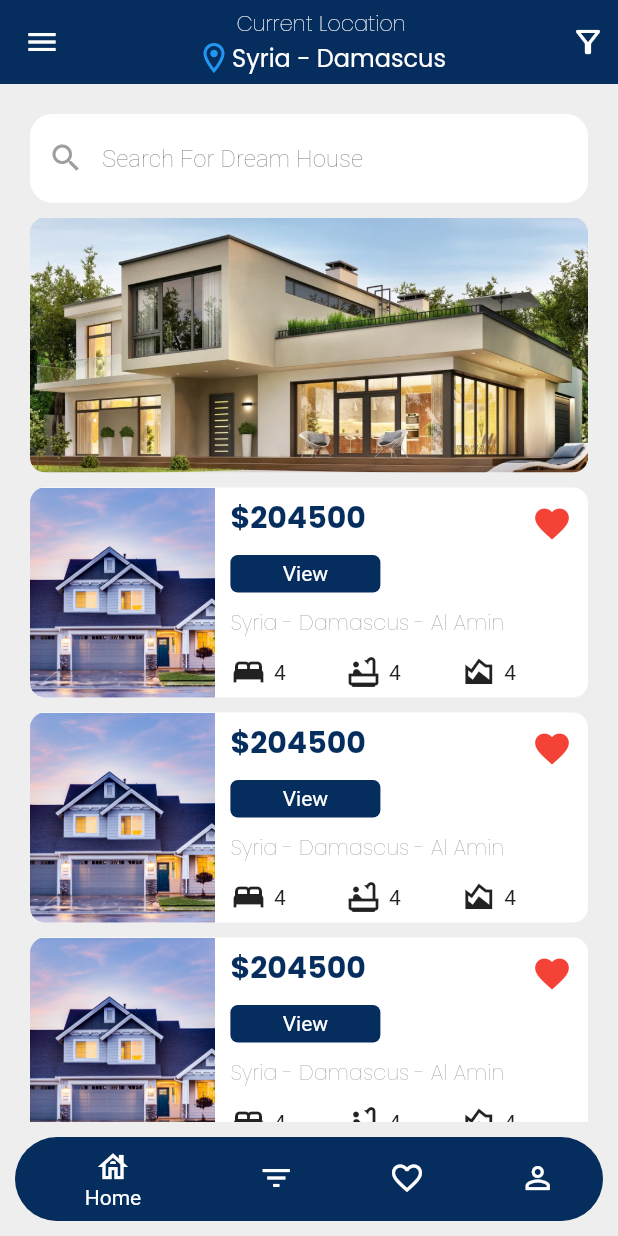
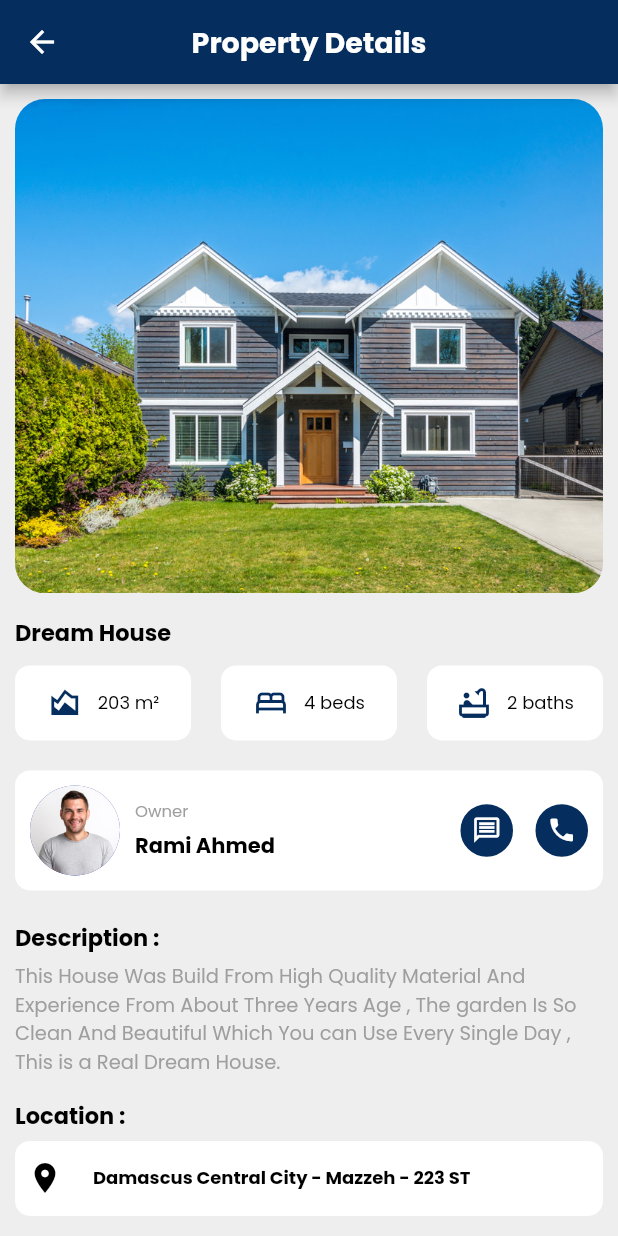
Before and after one commit to NaelEbrahim/property_Flutter_repo, a Flutter app: the screen it shows after launch, on a phone screen of 412 x 824 dp. Run offline on Flutter 3.47's test engine with Material 2 defaults, Android fonts, the phone set to English and light mode, and no system bars; drawn by our look-alikes of carousel_slider; our stand-ins replace cloud_firestore, conditional_builder_null_safety, dio, dropdown_button2, firebase_core, flutter_bloc and 2 more; missing offline and left inert: syncfusion_flutter_core; accounts and stored records are empty.

Commit message:
Finish Property_Details Screen

```diff
--- a/lib/Modules/Favourite_Screen.dart
+++ b/lib/Modules/Favourite_Screen.dart
@@ -8,18 +8,18 @@ class Favourite_Screen extends StatelessWidget {
 
   @override
   Widget build(BuildContext context) {
-    return Container(
-        padding: const EdgeInsets.all(20.0),
-        child: SingleChildScrollView(
+    return SingleChildScrollView(
       scrollDirection: Axis.vertical,
       physics: const BouncingScrollPhysics(),
+      child: Padding(
+        padding: const EdgeInsets.all(20.0),
         child: Column(
           children: [
             ListView.separated(
               shrinkWrap: true,
                 physics: const NeverScrollableScrollPhysics(),
                 itemBuilder: (context, index) => card(25300,"Damascus",3,2,120,context),
-                  separatorBuilder: (context, index) => const SizedBox(height: 20.0),
+                separatorBuilder: (context, index) => const SizedBox(height: 10.0),
                 itemCount: 10
             ),
           ],
--- a/lib/Modules/Profile_Screen.dart
+++ b/lib/Modules/Profile_Screen.dart
@@ -1,3 +1,4 @@
+// ignore_for_file: camel_case_types, file_names
 import 'package:flutter/material.dart';
 import 'package:university_project_property_app/Shared/Components.dart';
 
--- /dev/null
+++ b/lib/Modules/Property_Details.dart
@@ -0,0 +1,211 @@
+// ignore_for_file: camel_case_types, file_names, non_constant_identifier_names
+import 'package:carousel_slider/carousel_slider.dart';
+import 'package:flutter/material.dart';
+import 'package:university_project_property_app/Shared/App_Bars.dart';
+import 'package:university_project_property_app/Shared/Components.dart';
+import 'package:university_project_property_app/Shared/Constant.dart';
+
+class RowComponent {
+  late String text ;
+  late IconData icon ;
+  RowComponent(this.text, this.icon);
+}
+
+List <RowComponent> rowItem = [
+  RowComponent('203 m\u00B2', Icons.area_chart_outlined),
+  RowComponent('4 beds', Icons.bed_outlined),
+  RowComponent('2 baths', Icons.bathtub_outlined),
+];
+
+class Property_Details extends StatelessWidget {
+  const Property_Details({Key? key}) : super(key: key);
+
+  @override
+  Widget build(BuildContext context) {
+    return Scaffold(
+      backgroundColor: ScaffoldColor,
+      appBar: Property_Details_AppBar(),
+      body: SingleChildScrollView(
+        child: Container(
+          padding: const EdgeInsets.all(10.0),
+          child: Column(
+            crossAxisAlignment: CrossAxisAlignment.start,
+            children: [
+               ClipRRect(
+                 borderRadius: BorderRadius.circular(20.0),
+                 child: CarouselSlider(
+                   items: [Image.asset(
+                     width: MediaQuery.of(context).size.width,
+                     'images/3.jpg',
+                     fit: BoxFit.cover,
+                   )],
+                   options: CarouselOptions(
+                     clipBehavior: Clip.antiAliasWithSaveLayer,
+                     height: MediaQuery.of(context).size.height/2.5,
+                     initialPage: 0,
+                     reverse: false,
+                     autoPlay: false,
+                     enableInfiniteScroll: true,
+                     viewportFraction: 1.1,
+                     autoPlayInterval: const Duration(seconds: 7),
+                     autoPlayAnimationDuration: const Duration(seconds: 3),
+                     autoPlayCurve: Curves.decelerate,
+                     //enlargeCenterPage: true,
+                   ),
+                 ),
+               ),
+              const SizedBox(height: 15.0),
+              reusableText(text: 'Dream House', fontsize: 15.0, fontWeight: FontWeight.bold),
+              const SizedBox(height: 10.0),
+              SizedBox(
+                height: 50.0,
+                child: ListView.separated(
+                    itemBuilder: (context, index) => BuildRow(context,rowItem[index]),
+                    separatorBuilder: (context, index) => const SizedBox(width: 20.0),
+                    itemCount: 3,
+                  shrinkWrap: true ,
+                  scrollDirection: Axis.horizontal,
+                ),
+              ),
+              const SizedBox(height: 20.0),
+              Container(
+                decoration: BoxDecoration(
+                  borderRadius: BorderRadius.circular(10.0),
+                  color: Colors.white
+                ),
+                child: Row(
+                  children: [
+                    Padding(
+                      padding: const EdgeInsets.all(10.0),
+                      child: CircleAvatar(
+                        radius: 30.0,
+                        backgroundImage: Image.asset('images/person.jpg').image,
+                      ),
+                    ),
+                    Column(
+                      crossAxisAlignment: CrossAxisAlignment.start,
+                      children: [
+                        reusableText(text: 'Owner', fontsize: 11,fontColor: Colors.grey),
+                        const SizedBox(height: 5.0),
+                        reusableText(text: 'Rami Ahmed', fontsize: 14,fontWeight: FontWeight.bold)
+                      ],
+                    ),
+                    const Spacer(),
+                    Container(
+                      height: 35.0,
+                      width: 35.0,
+                      decoration: BoxDecoration(
+                        borderRadius: BorderRadius.circular(20.0),
+                        color: myAppColor,
+                        border: Border.all(
+                          color: myAppColor,
+                          width: 2.0,
+                        ),
+                      ),
+                      child: const Icon(
+                        Icons.message_outlined,
+                        color: Colors.white,
+                        size: 20.0,
+                      ),
+                    ),
+                    const SizedBox(width: 15.0),
+                    Container(
+                      height: 35.0,
+                      width: 35.0,
+                      decoration: BoxDecoration(
+                        borderRadius: BorderRadius.circular(20.0),
+                        color: myAppColor,
+                        border: Border.all(
+                          color: myAppColor,
+                          width: 2.0,
+                        ),
+                      ),
+                      child: const Icon(
+                        Icons.phone,
+                        color: Colors.white,
+                        size: 20.0,
+                      ),
+                    ),
+                    const SizedBox(width: 10.0)
+                  ],
+                ),
+              ),
+              const SizedBox(height: 20.0),
+              reusableText(text: 'Description :', fontsize: 15.0,fontWeight: FontWeight.bold),
+              const SizedBox(height: 5.0),
+              reusableText(
+                  text: 'This House Was Build From High Quality Material And Experience From About Three Years Age , The garden Is So Clean And Beautiful Which You can Use Every Single Day , This is a Real Dream House.',
+                  fontsize: 13.0,
+                  fontColor: Colors.grey,
+                  maxLines: 4),
+              const SizedBox(height: 15.0),
+              reusableText(text: 'Location :', fontsize: 15.0,fontWeight: FontWeight.bold),
+              const SizedBox(height: 5.0),
+              Container(
+                height: 50.0,
+                decoration: BoxDecoration(
+                  color : Colors.white,
+                  borderRadius: BorderRadius.circular(10.0)
+                ),
+                child: Padding(
+                  padding: const EdgeInsets.all(8.0),
+                  child: Row(
+                    children: [
+                      const Icon(Icons.location_on,color: Colors.black),
+                      const SizedBox(width: 20.0),
+                      reusableText(text: "Damascus Central City - Mazzeh - 223 ST ", fontsize: 12,fontWeight: FontWeight.bold,maxLines: 1)
+                    ]
+                  ),
+                ),
+              ),
+              const SizedBox(height: 20.0),
+              Padding(
+                padding: const EdgeInsets.only(left: 40.0),
+                child: Container(
+                  height: 55.0,
+                  width: MediaQuery.of(context).size.width-100,
+                  decoration: BoxDecoration(
+                    color: myAppColor,
+                    borderRadius: BorderRadius.circular(20.0)
+                  ),
+                  child: Padding(
+                    padding: const EdgeInsets.all(10.0),
+                    child: Row(
+                      mainAxisAlignment: MainAxisAlignment.center,
+                      children: [
+                        reusableText(text: '\$75000', fontsize: 16.0,fontWeight: FontWeight.bold,fontColor: Colors.white),
+                        const SizedBox(width: 10.0),
+                        reusableText(text: '/  Purchase Now', fontsize: 16.0,fontWeight: FontWeight.bold,fontColor: Colors.white),
+                      ],
+                    )
+
+                  ),
+                ),
+              )
+            ],
+          ),
+        ),
+      ),
+    );
+  }
+
+  Widget BuildRow (BuildContext context , RowComponent item) => Container(
+      height: 50.0,
+      width: (MediaQuery.of(context).size.width-60)/3,
+      decoration: BoxDecoration(
+          borderRadius: BorderRadius.circular(10.0),
+          color : Colors.white
+      ),
+      child : Padding(
+        padding: const EdgeInsets.all(10.0),
+        child: Row(
+          mainAxisAlignment: MainAxisAlignment.center,
+          children: [
+            Icon(item.icon,color: myAppColor),
+            const SizedBox(width: 10.0),
+            reusableText(text: item.text, fontsize: 12.0)
+          ],
+        ),
+      )
+  );
+}
--- a/lib/Shared/App_Bars.dart
+++ b/lib/Shared/App_Bars.dart
@@ -1,4 +1,4 @@
-// ignore_for_file: non_constant_identifier_names
+// ignore_for_file: non_constant_identifier_names, file_names
 import 'package:flutter/material.dart';
 import 'package:university_project_property_app/Shared/Components.dart';
 import 'package:university_project_property_app/Shared/Constant.dart';
@@ -94,3 +94,18 @@ AppBar Favourite_AppBar () => AppBar(
   ),
   centerTitle: true,
 );
+
+AppBar Property_Details_AppBar () => AppBar(
+  backgroundColor: myAppColor,
+  leading: IconButton(
+    onPressed: (){},
+    icon: const Icon(Icons.arrow_back,color: Colors.white),
+  ),
+  title: reusableText(
+      text: 'Property Details',
+      fontsize: 19,
+      fontColor: Colors.white,
+      fontWeight: FontWeight.bold
+  ),
+  centerTitle: true,
+);
--- a/lib/Shared/Components.dart
+++ b/lib/Shared/Components.dart
@@ -11,7 +11,7 @@ Widget reusableText(
     Text(
       text,
       maxLines: maxLines,
-      textAlign: TextAlign.center,
+      textAlign: TextAlign.start,
       overflow: TextOverflow.ellipsis,
       style: GoogleFonts.poppins(
           fontWeight: fontWeight,
--- a/lib/main.dart
+++ b/lib/main.dart
@@ -5,6 +5,7 @@ import 'package:university_project_property_app/Bloc/Bloc.dart';
 import 'package:university_project_property_app/Bloc/Bloc_States.dart';
 import 'package:university_project_property_app/Helper/Dio_Helper.dart';
 import 'package:university_project_property_app/Modules/Base_Screen.dart';
+import 'package:university_project_property_app/Modules/Property_Details.dart';
 import 'package:university_project_property_app/Shared/BloC_Observer.dart';
 
 void main() async {
@@ -30,7 +31,7 @@ class MyApp extends StatelessWidget {
               primarySwatch: Colors.indigo
             ),
             debugShowCheckedModeBanner: false,
-            home: Base_Screen()
+            home: Property_Details()
           );
         },
       ),
--- a/pubspec.yaml
+++ b/pubspec.yaml
@@ -80,6 +80,7 @@ flutter:
     - images/1.png
     - images/2.jpg
     - images/3.jpg
+    - images/person.jpg
      #- images/a_dot_ham.jpeg
 
   # An image asset can refer to one or more resolution-specific "variants", see
```
Also changed, not shown: images/person.jpg (added). Lines whose indentation alone changed are shown as unchanged.
